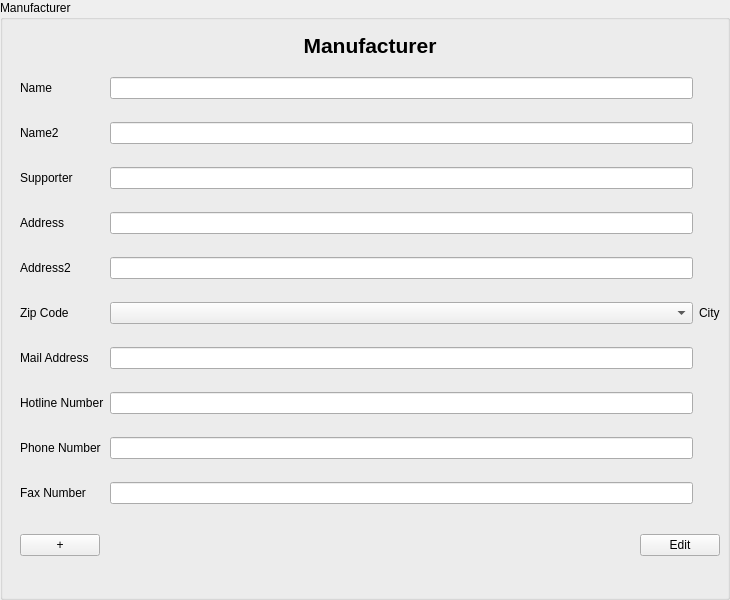
Before: the Qt Designer form src/jmbde/views/manufacturerinputarea.ui in jmuelbert/jmbde-QT, drawn with Qt 5.
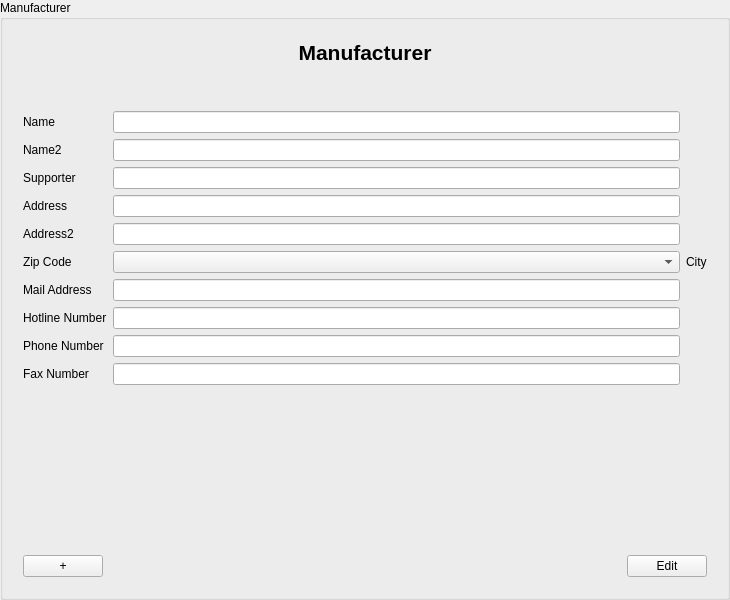
After: the same form once the commit is applied.

```diff
--- a/src/jmbde/views/manufacturerinputarea.ui
+++ b/src/jmbde/views/manufacturerinputarea.ui
@@ -19,24 +19,11 @@
   <property name="title">
    <string>Manufacturer</string>
   </property>
+  <layout class="QVBoxLayout" name="verticalLayout_3">
+   <item>
   <widget class="QWidget" name="formLayoutWidget" native="true">
-   <property name="geometry">
-    <rect>
-     <x>10</x>
-     <y>30</y>
-     <width>730</width>
-     <height>600</height>
-    </rect>
-   </property>
-   <widget class="QWidget" name="verticalLayoutWidget_Header">
-    <property name="geometry">
-     <rect>
-      <x>10</x>
-      <y>0</y>
-      <width>700</width>
-      <height>30</height>
-     </rect>
-    </property>
+     <layout class="QVBoxLayout" name="verticalLayout_2">
+      <item>
     <layout class="QVBoxLayout" name="verticalLayout">
      <item>
       <widget class="QLabel" name="label_Header">
@@ -56,55 +43,24 @@
       </widget>
      </item>
     </layout>
-   </widget>
-   <widget class="QWidget" name="verticalLayoutWidget_Buttons">
-    <property name="geometry">
-     <rect>
-      <x>10</x>
-      <y>500</y>
-      <width>700</width>
-      <height>30</height>
-     </rect>
-    </property>
-    <layout class="QHBoxLayout" name="horizontalLayout">
-     <item>
-      <widget class="QPushButton" name="pushButton_Add">
-       <property name="text">
-        <string>+</string>
-       </property>
-      </widget>
      </item>
      <item>
-      <spacer name="horizontalSpacer">
+       <spacer name="verticalSpacer">
        <property name="orientation">
-        <enum>Qt::Horizontal</enum>
+         <enum>Qt::Vertical</enum>
+        </property>
+        <property name="sizeType">
+         <enum>QSizePolicy::Preferred</enum>
        </property>
        <property name="sizeHint" stdset="0">
         <size>
-         <width>40</width>
-         <height>20</height>
+          <width>20</width>
+          <height>40</height>
         </size>
        </property>
       </spacer>
      </item>
      <item>
-      <widget class="QPushButton" name="pushButton_EditFinish">
-       <property name="text">
-        <string>Edit</string>
-       </property>
-      </widget>
-     </item>
-    </layout>
-   </widget>
-   <widget class="QWidget" name="gridLayoutWidget">
-    <property name="geometry">
-     <rect>
-      <x>10</x>
-      <y>30</y>
-      <width>700</width>
-      <height>470</height>
-     </rect>
-    </property>
     <layout class="QGridLayout" name="gridLayout">
      <item row="11" column="2">
       <widget class="QLabel" name="label_Phone">
@@ -244,8 +200,55 @@
       </widget>
      </item>
     </layout>
-   </widget>
-  </widget>
+      </item>
+      <item>
+       <spacer name="verticalSpacer_2">
+        <property name="orientation">
+         <enum>Qt::Vertical</enum>
+        </property>
+        <property name="sizeHint" stdset="0">
+         <size>
+          <width>20</width>
+          <height>40</height>
+         </size>
+        </property>
+       </spacer>
+      </item>
+      <item>
+       <layout class="QHBoxLayout" name="horizontalLayout">
+        <item>
+         <widget class="QPushButton" name="pushButton_Add">
+          <property name="text">
+           <string>+</string>
+          </property>
+         </widget>
+        </item>
+        <item>
+         <spacer name="horizontalSpacer">
+          <property name="orientation">
+           <enum>Qt::Horizontal</enum>
+          </property>
+          <property name="sizeHint" stdset="0">
+           <size>
+            <width>40</width>
+            <height>20</height>
+           </size>
+          </property>
+         </spacer>
+        </item>
+        <item>
+         <widget class="QPushButton" name="pushButton_EditFinish">
+          <property name="text">
+           <string>Edit</string>
+          </property>
+         </widget>
+        </item>
+       </layout>
+      </item>
+     </layout>
+    </widget>
+   </item>
+  </layout>
  </widget>
  <tabstops>
   <tabstop>lineEdit_Name</tabstop>
```
Lines whose indentation alone changed are shown as unchanged.
